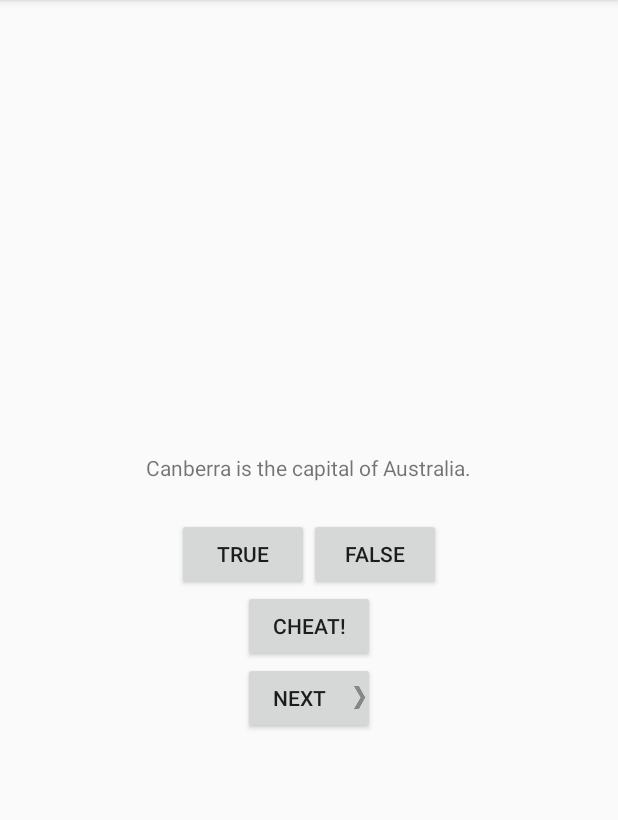
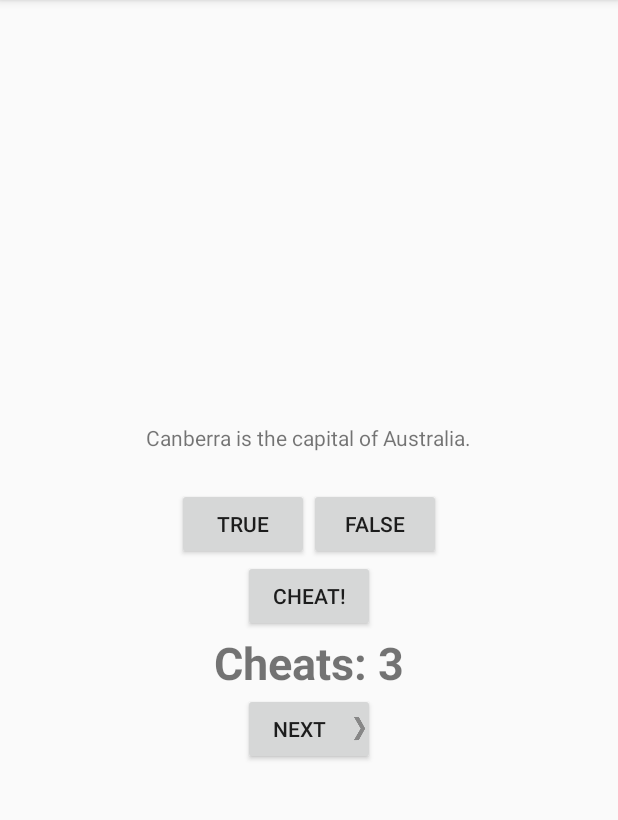
Before and after one commit to bmarz/GeoQuiz, an Android app: the screen it shows after launch (QuizActivity), on a phone screen of 412 x 824 dp, the part 84-904 px from its top. Run offline under Robolectric (Android 15) with nearby library versions, the phone set to English and light mode, and no system bars.

Commit message:
completed Chapter 6 Challenges

```diff
--- a/app/src/main/java/com/bignerdranch/android/geoquiz/QuizActivity.java
+++ b/app/src/main/java/com/bignerdranch/android/geoquiz/QuizActivity.java
@@ -19,9 +19,12 @@ public class QuizActivity extends AppCompatActivity {
     private Button mNextButton;
     private Button mCheatButton;
     private TextView mQuestionTextView;
+    private TextView mCheatsRemainingTV;
+    private int mCheatsRemaining = 3;
 
     private static final String TAG = "QuizActivity";
     private static final String KEY_INDEX = "index";
+    private static final String CHEATS = "cheats";
     private static final int CHILD_ID = 0;
 
     private boolean mIsCheater;
@@ -31,6 +34,7 @@ public class QuizActivity extends AppCompatActivity {
         super.onSaveInstanceState(savedInstanceState);
         Log.i(TAG, "onSaveInstanceState");
         savedInstanceState.putInt(KEY_INDEX, mCurrentIndex);
+        savedInstanceState.putInt(CHEATS, mCheatsRemaining);
     }
 
     @Override
@@ -41,6 +45,7 @@ public class QuizActivity extends AppCompatActivity {
 
         if (savedInstanceState != null) {
             mCurrentIndex = savedInstanceState.getInt(KEY_INDEX, 0);
+            mCheatsRemaining = savedInstanceState.getInt(CHEATS, 0);
         }
 
         mQuestionTextView = (TextView) findViewById(R.id.question_text_view);
@@ -78,15 +83,29 @@ public class QuizActivity extends AppCompatActivity {
             }
         });
 
+        mCheatsRemainingTV = (TextView) findViewById(R.id.cheats_remaining_textview);
+        mCheatsRemainingTV.setText("Cheats: " + String.valueOf(mCheatsRemaining));
+
         mCheatButton = (Button) findViewById(R.id.cheat_button);
         mCheatButton.setOnClickListener(new View.OnClickListener() {
             @Override
             public void onClick(View view) {
-                boolean answerIsTrue = mQuestionBank[mCurrentIndex].isAnswerTrue();
-                Intent intent = CheatActivity.newIntent(QuizActivity.this, answerIsTrue);
-                startActivityForResult(intent, CHILD_ID);
+                if (mCheatsRemaining > 0) {
+                    cheatCounting();
+                    boolean answerIsTrue = mQuestionBank[mCurrentIndex].isAnswerTrue();
+                    Intent intent = CheatActivity.newIntent(QuizActivity.this, answerIsTrue);
+                    startActivityForResult(intent, CHILD_ID);
+                }
+                else {
+                    Toast.makeText(QuizActivity.this, R.string.no_cheats, Toast.LENGTH_SHORT).show();
+                }
             }
         });
+    }
+
+    void cheatCounting() {
+        mCheatsRemaining -= 1;
+        mCheatsRemainingTV.setText("Cheats: " + String.valueOf(mCheatsRemaining));
     }
 
     @Override
--- a/app/src/main/res/layout-land/activity_quiz.xml
+++ b/app/src/main/res/layout-land/activity_quiz.xml
@@ -30,12 +30,28 @@
 
     </LinearLayout>
 
+    <LinearLayout
+        android:layout_width="wrap_content"
+        android:layout_height="wrap_content"
+        android:layout_gravity="bottom|center"
+        android:orientation="vertical">
+
     <Button
         android:id="@+id/cheat_button"
         android:layout_width="wrap_content"
         android:layout_height="wrap_content"
-        android:layout_gravity="bottom|center"
+        android:layout_gravity="center"
         android:text="@string/cheat_button"/>
+
+    <TextView
+        android:id="@+id/cheats_remaining_textview"
+        android:layout_width="wrap_content"
+        android:layout_height="wrap_content"
+        android:layout_gravity="center"
+        android:textSize="30dp"
+        android:textStyle="bold"/>
+
+    </LinearLayout>
 
     <Button
         android:id="@+id/next_button"
--- a/app/src/main/res/layout/activity_quiz.xml
+++ b/app/src/main/res/layout/activity_quiz.xml
@@ -35,6 +35,13 @@
         android:layout_height="wrap_content"
         android:text="@string/cheat_button"/>
 
+    <TextView
+        android:id="@+id/cheats_remaining_textview"
+        android:layout_width="wrap_content"
+        android:layout_height="wrap_content"
+        android:textSize="30dp"
+        android:textStyle="bold"/>
+
     <Button
         android:id="@+id/next_button"
         android:layout_width="wrap_content"
--- a/app/src/main/res/values/strings.xml
+++ b/app/src/main/res/values/strings.xml
@@ -20,4 +20,6 @@
     <string name="cheat_button">Cheat!</string>
     <string name="judgment_toast">Cheating is wrong :(</string>
 
+    <string name="no_cheats">No Cheats Remaining, Cheater!!</string>
+
 </resources>
```
Also changed, not shown: app/src/main/java/com/bignerdranch/android/geoquiz/CheatActivity.java (+30 -0 lines), app/src/main/res/layout/activity_cheat.xml (+7 -0 lines).
